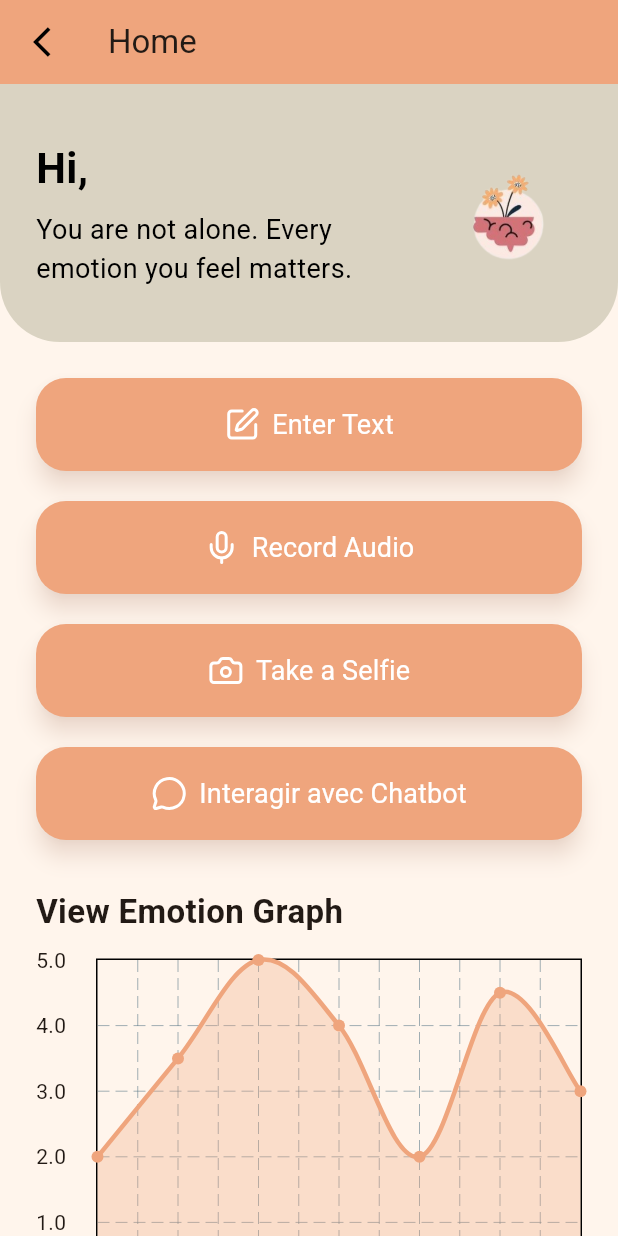
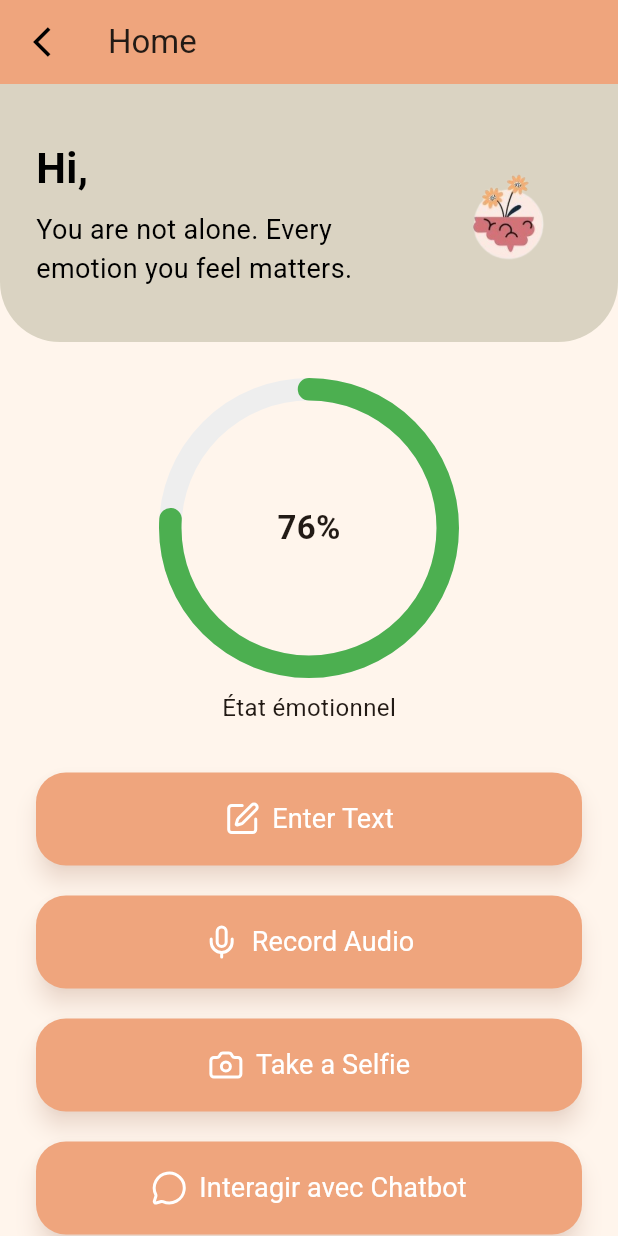
Before and after one commit to afouacherni/MindBloom, a Flutter app: the HomePage screen opened directly, on a phone screen of 412 x 824 dp. Run offline on Flutter 3.47's test engine with Material 3 defaults, Android fonts, the phone set to English and light mode, and no system bars; drawn by our look-alikes of fl_chart, percent_indicator; our stand-ins replace cloud_firestore, firebase_auth, firebase_core, font_awesome_flutter, google_fonts, image_picker and 3 more; missing offline and left inert: flutter_sound; accounts and stored records are empty.

Commit message:
ajout du score

```diff
--- a/lib/screens/home/home_page.dart
+++ b/lib/screens/home/home_page.dart
@@ -3,6 +3,7 @@ import 'package:lucide_icons/lucide_icons.dart';
 import 'package:firebase_auth/firebase_auth.dart';
 import 'package:cloud_firestore/cloud_firestore.dart';
 import 'package:mindbloom/widgets/emotion_graph.dart';
+import 'package:mindbloom/widgets/emotional_score_gauge.dart'; // 👈 AJOUT ICI
 import '../../constants/colors.dart';
 import '../text_input/text_input_page.dart';
 import '../voice/voice_input_page.dart';
@@ -53,6 +54,8 @@ class _HomePageState extends State<HomePage> {
     }
 
     final String name = userName ?? 'User';
+    double emotionalScore =
+        0.76; // 👈 Valeur exemple (à remplacer dynamiquement)
 
     return Scaffold(
       backgroundColor: AppColors.background,
@@ -79,7 +82,6 @@ class _HomePageState extends State<HomePage> {
               child: Row(
                 crossAxisAlignment: CrossAxisAlignment.center,
                 children: [
-                  // Texte
                   Expanded(
                     child: Column(
                       crossAxisAlignment: CrossAxisAlignment.start,
@@ -101,7 +103,6 @@ class _HomePageState extends State<HomePage> {
                     ),
                   ),
                   const SizedBox(width: 16),
-                  // Image
                   SizedBox(
                     height: 100,
                     width: 100,
@@ -115,6 +116,11 @@ class _HomePageState extends State<HomePage> {
             ),
 
             const SizedBox(height: 24),
+
+            // 👇 AJOUT DU SCORE GAUGE
+            Center(child: EmotionalScoreGauge(score: emotionalScore)),
+
+            const SizedBox(height: 32),
 
             // Input Buttons
             Padding(
@@ -160,7 +166,6 @@ class _HomePageState extends State<HomePage> {
                         ),
                   ),
                   const SizedBox(height: 20),
-                  // Nouveau bouton pour accéder au chatbot
                   _buildAnimatedButton(
                     context,
                     icon: LucideIcons.messageCircle,
--- /dev/null
+++ b/lib/widgets/emotional_score_gauge.dart
@@ -0,0 +1,34 @@
+import 'package:flutter/material.dart';
+import 'package:percent_indicator/circular_percent_indicator.dart';
+
+class EmotionalScoreGauge extends StatelessWidget {
+  final double score; // entre 0.0 et 1.0
+
+  const EmotionalScoreGauge({super.key, required this.score});
+
+  @override
+  Widget build(BuildContext context) {
+    return CircularPercentIndicator(
+      radius: 100.0,
+      lineWidth: 15.0,
+      animation: true,
+      percent: score,
+      center: Text(
+        "${(score * 100).toInt()}%",
+        style: const TextStyle(fontWeight: FontWeight.bold, fontSize: 22.0),
+      ),
+      footer: const Padding(
+        padding: EdgeInsets.only(top: 8.0),
+        child: Text("État émotionnel", style: TextStyle(fontSize: 16.0)),
+      ),
+      circularStrokeCap: CircularStrokeCap.round,
+      progressColor:
+          score > 0.7
+              ? Colors.green
+              : score > 0.4
+              ? Colors.orange
+              : Colors.red,
+      backgroundColor: Colors.grey.shade200,
+    );
+  }
+}
```
Also changed, not shown: pubspec.yaml (+3 -4 lines), pubspec.lock.
